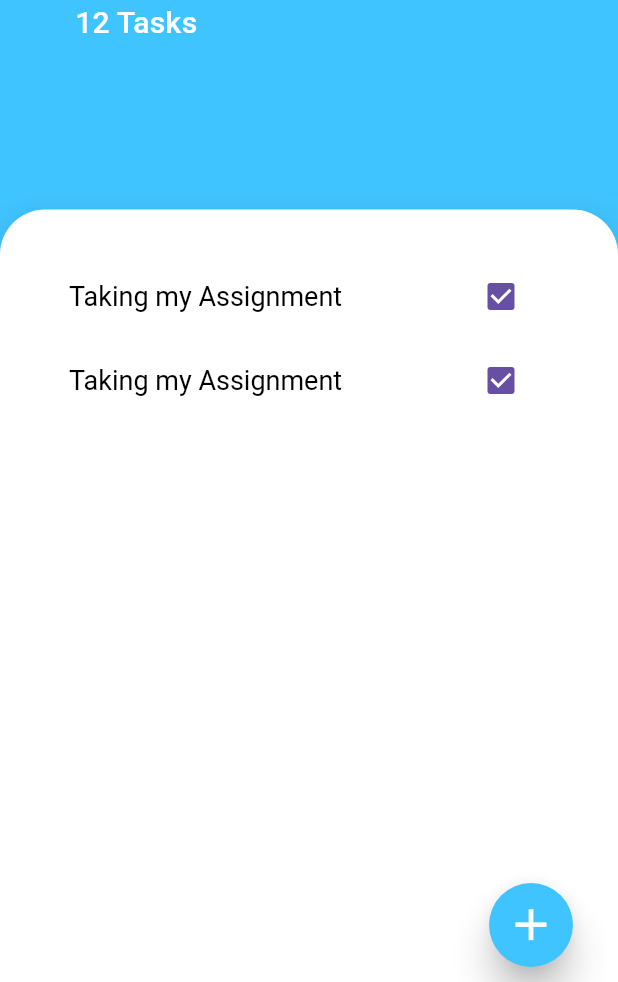
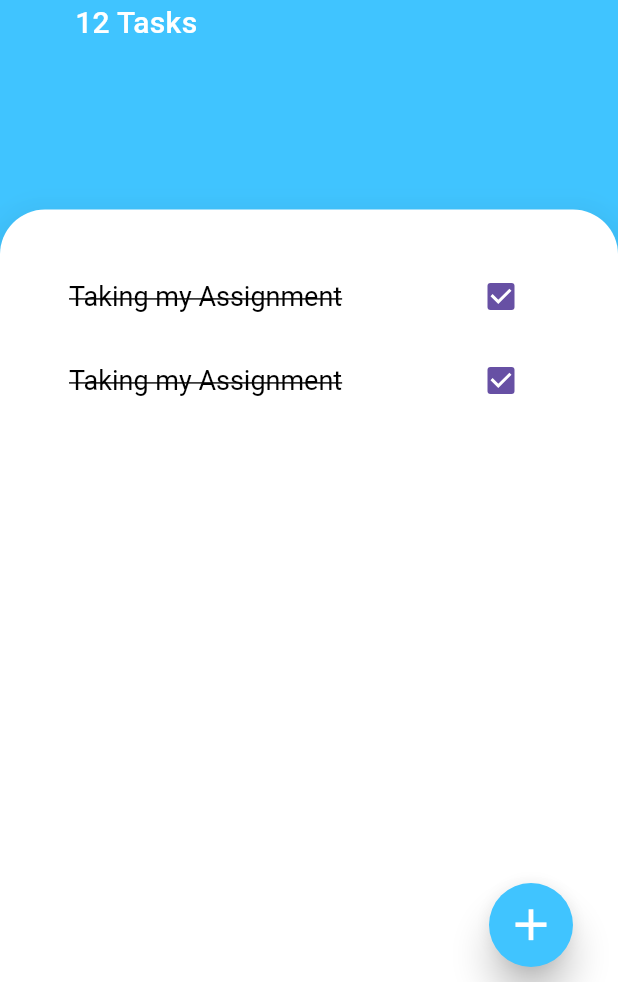
Before and after one commit to Zedestar/flutter_todo_app, a Flutter app: the screen it shows after launch, on a phone screen of 412 x 824 dp, the part 254-1236 px from its top. Run offline on Flutter 3.47's test engine with Material 3 defaults, Android fonts, the phone set to English and light mode, and no system bars.

Commit message:
Dealing with the layout od todo app towards statemanagements

```diff
--- a/lib/components/task_tile.dart
+++ b/lib/components/task_tile.dart
@@ -24,7 +24,10 @@ class _TaskTileState extends State<TaskTile> {
           fontSize: 18.0,
         ),
       ),
-      titleTextStyle: TextStyle(fontSize: 20.0),
+      titleTextStyle: TextStyle(
+        decoration: (isTaskCheck ?? false) ? TextDecoration.lineThrough : null,
+        fontSize: 20.0,
+      ),
       trailing: Checkbox(
         value: isTaskCheck,
         onChanged: (newValue) {
```
